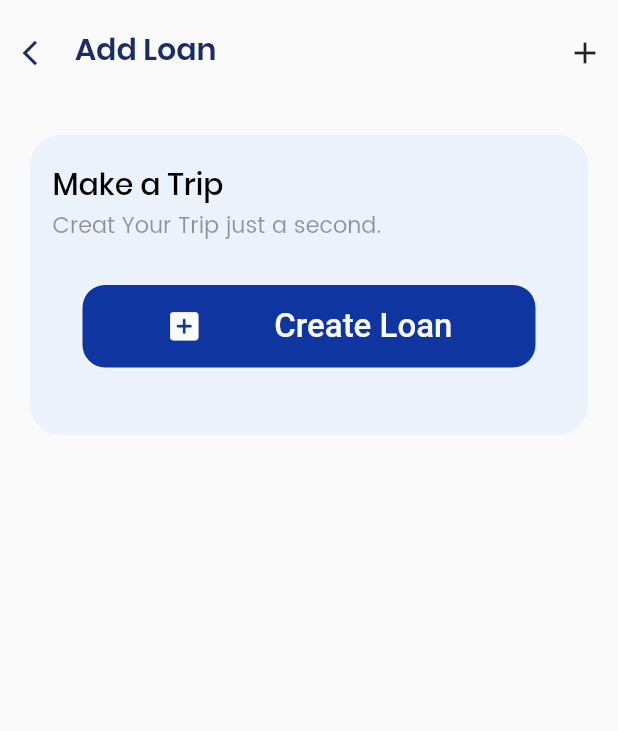
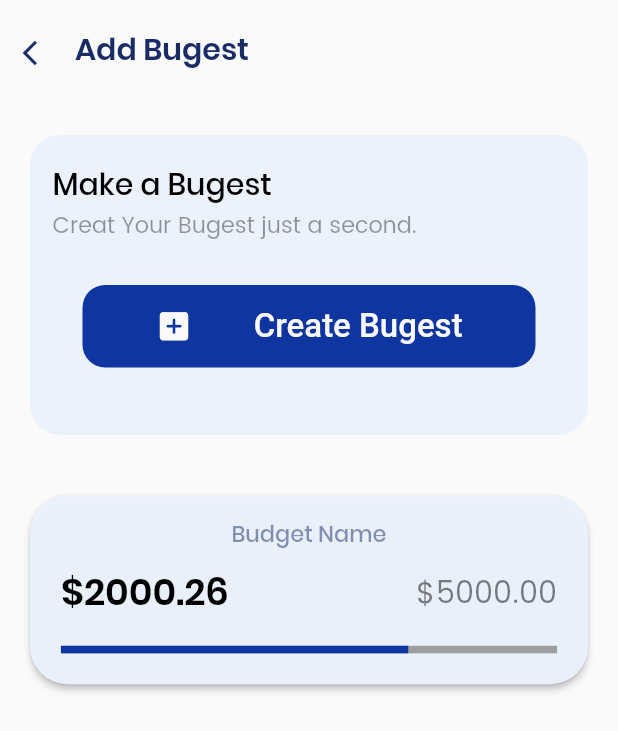
Before and after one commit to DixitRangpariya/em-master, a Flutter app: the Addtrip screen opened directly, on a phone screen of 412 x 824 dp. Shown: the top 731 px of the screen. Run offline on Flutter 3.47's test engine with Material 2 defaults, Android fonts, the light colour scheme and no system bars; our stand-ins replace cloud_firestore, dotted_border, firebase_auth, firebase_core, firebase_storage, flutter_speed_dial and 6 more; missing offline and left inert: gradient_ui_widgets, syncfusion_flutter_pdf; accounts and stored records are empty.

Commit message:
bugest screen

```diff
--- a/lib/trip/addtrip.dart
+++ b/lib/Bugest/addtrip.dart
@@ -23,7 +23,9 @@ class _AddtripState extends State<Addtrip> {
   Widget build(BuildContext context) {
     return Scaffold(
         appBar: CommonAppBar(
-            title: 'Add Loan', hasBackIcon: true, actionIcon: Icon(Icons.add)),
+          title: 'Add Bugest',
+          hasBackIcon: true,
+        ),
         body: Column(
           children: [
             Card(
@@ -44,7 +46,7 @@ class _AddtripState extends State<Addtrip> {
                         height: 10,
                       ),
                       CustomText(
-                        'Make a Trip',
+                        'Make a Bugest',
                         size: 20,
                         fontWeight: FontWeight.w500,
                       ),
@@ -52,7 +54,7 @@ class _AddtripState extends State<Addtrip> {
                         height: 10,
                       ),
                       CustomText(
-                        'Creat Your Trip just a second.',
+                        'Creat Your Bugest just a second.',
                         size: 15,
                         // fontWeight: FontWeight.normal,
                         color: Colors.black.withOpacity(0.4),
@@ -67,18 +69,63 @@ class _AddtripState extends State<Addtrip> {
                             Icon(Icons.add_box_rounded,
                                 size: 25, color: AppColor.white),
                             Text(
-                              'Create Loan',
+                              'Create Bugest',
                               style: TextStyle(
                                   fontSize: 22, color: AppColor.white),
                             )
                           ],
                         ),
-                      )
+                      ),
                     ],
                   ),
                 ),
               ),
             ),
+            Card(
+              color: Color.fromARGB(245, 235, 242, 252),
+              margin: const EdgeInsets.all(20),
+              elevation: 2,
+              shape: RoundedRectangleBorder(
+                  borderRadius: BorderRadius.circular(25)),
+              child: Padding(
+                padding: EdgeInsets.all(Get.width / 20),
+                child: Column(children: [
+                  CustomText(
+                    'Budget Name',
+                    size: 15,
+                    fontWeight: FontWeight.w500,
+                    color: AppColor.textColorDark.withOpacity(0.5),
+                  ),
+                  const SizedBox(
+                    height: 20,
+                  ),
+                  Row(
+                      mainAxisAlignment: MainAxisAlignment.spaceBetween,
+                      children: [
+                        const CustomText(
+                          '\$2000.26',
+                          size: 25,
+                          fontWeight: FontWeight.w600,
+                        ),
+                        CustomText(
+                          '\$5000.00',
+                          size: 20,
+                          fontWeight: FontWeight.w400,
+                          color: Colors.black.withOpacity(0.5),
+                        )
+                      ]),
+                  const SizedBox(
+                    height: 20,
+                  ),
+                  const LinearProgressIndicator(
+                    value: 0.7,
+                    minHeight: 5,
+                    color: AppColor.darkBlue,
+                    backgroundColor: Colors.grey,
+                  )
+                ]),
+              ),
+            )
           ],
         ));
   }
@@ -99,7 +146,7 @@ class _AddtripState extends State<Addtrip> {
           return GetBuilder<FeaturesController>(
             init: controller,
             builder: (controller) => Container(
-                height: Get.height / 1.2,
+                height: Get.height / 1.7,
                 child: Padding(
                   padding: const EdgeInsets.all(20),
                   child: Column(
@@ -110,7 +157,7 @@ class _AddtripState extends State<Addtrip> {
                         height: 10,
                       ),
                       CustomText(
-                        'Enter Your Trip Detail',
+                        'Enter Your Bugest Detail',
                         size: 22,
                         fontWeight: FontWeight.w500,
                         color: AppColor.black.withOpacity(0.5),
@@ -119,53 +166,21 @@ class _AddtripState extends State<Addtrip> {
                         height: 10,
                       ),
                       CommonTextFormField(
-                        hintText: 'Location',
-                        controller: controller.loanName,
+                        hintText: 'Select Category',
                       ),
                       CommonTextFormField(
-                        hintText: 'Trip Budgest',
-                        controller: controller.amunt,
+                        hintText: 'Amount',
                         keyboardType: TextInputType.number,
                       ),
                       CommonTextFormField(
-                        hintText: 'Installment',
-                        controller: controller.installment,
-                        keyboardType: TextInputType.number,
+                        hintText: 'Note',
                       ),
-                      CommonTextFormField(
-                        hintText: 'Percentage',
-                        controller: controller.percentage,
-                      ),
-                      CommonTextButton(
-                          radius: 8,
-                          onPressed: () => controller.selectDate(context),
-                          buttonColor: AppColor.blueShade50,
-                          elevation: 3,
-                          vertical: Get.height / 20,
-                          horizontal: Get.width * 0.001,
-                          child: Row(
-                            mainAxisAlignment: MainAxisAlignment.spaceBetween,
-                            children: [
-                              CustomText(
-                                '''${selectedDate.day} / ${selectedDate.month} / ${selectedDate.year}''',
-                                color: AppColor.textColorDark,
-                                size: 18,
-                              ),
-                              const Icon(
-                                Icons.calendar_today_outlined,
-                                color: AppColor.textColorDark,
-                              )
-                            ],
-                          ),
-                          buttonWidth: Get.width,
-                          buttonHeight: Get.height / 14),
-                      // CommonTextButton(onPressed: (){},),
+
                       CommonTextButton(
                         onPressed: () {
-                          controller.createLoan();
                           Get.to(Chekmark());
                         },
-                        text: 'Add Loan',
+                        text: 'Add Bugest',
                       )
                     ],
                   ),
```
Also changed, not shown: lib/screens/api/tipmodel.dart (+44 -0 lines), lib/screens/tip_controller.dart (+26 -0 lines), lib/screens/wallet.dart (+4 -4 lines), lib/Bugest/Bugest_controller.dart (added).
